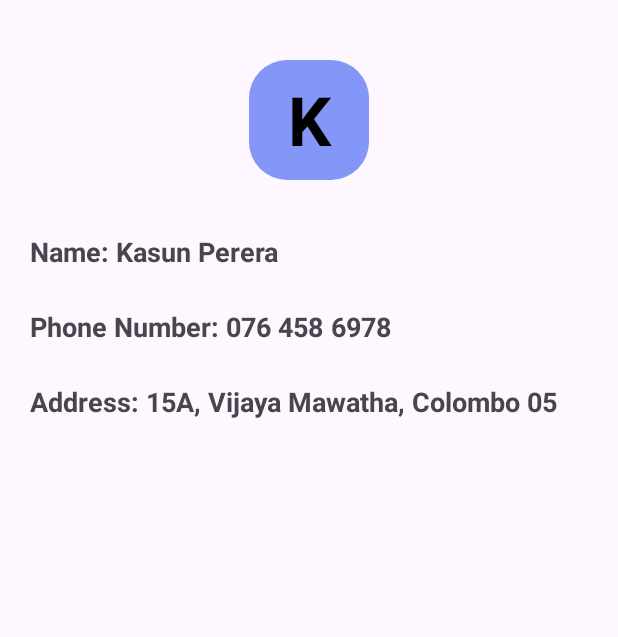
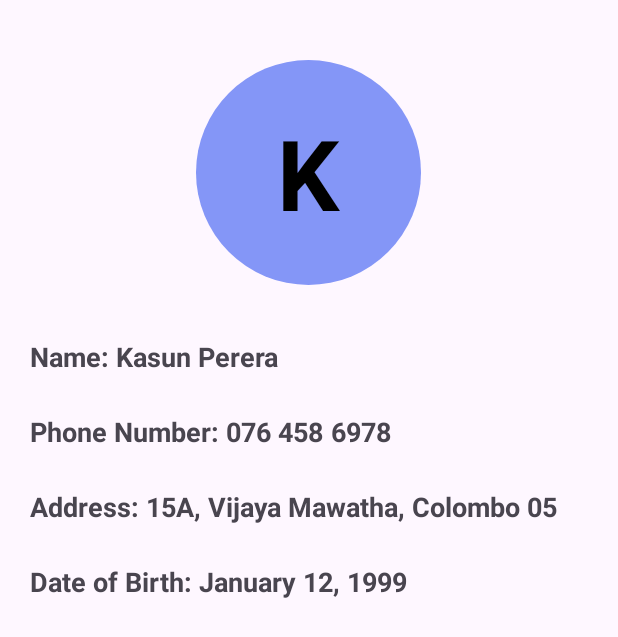
Before and after one commit to gschamika/Contacts-List-App, an Android app: the screen it shows after launch (ContactDetailsActivity), after a tap on an icon or button, on a phone screen of 412 x 824 dp. Shown: the top 637 px of the screen. Run offline under Robolectric (Android 15) with nearby library versions, the phone set to English and light mode, and no system bars.

Commit message:
change 7

```diff
--- a/app/src/main/java/com/example/contactslistapp/Contact.java
+++ b/app/src/main/java/com/example/contactslistapp/Contact.java
@@ -4,11 +4,13 @@ public class Contact {
     private String name;
     private String phoneNumber;
     private String address;
+    private String dob;
 
-    public Contact(String name, String phoneNumber, String address) {
+    public Contact(String name, String phoneNumber, String address, String dob) {
         this.name = name;
         this.phoneNumber = phoneNumber;
         this.address = address;
+        this.dob = dob;
     }
 
     public String getName() {
@@ -38,4 +40,12 @@ public class Contact {
     public Character getprofileLetter(){
         return name.charAt(0);
     }
+
+    public String getDob() {
+        return dob;
+    }
+
+    public void setDob(String dob) {
+        this.dob = dob;
+    }
 }
--- a/app/src/main/java/com/example/contactslistapp/ContactDetailsActivity.java
+++ b/app/src/main/java/com/example/contactslistapp/ContactDetailsActivity.java
@@ -5,9 +5,8 @@ import android.os.Bundle;
 import android.widget.TextView;
 
 public class ContactDetailsActivity extends AppCompatActivity {
-    private TextView profileLetter, viewName, viewPhone, viewAddress;
+    private TextView profileLetter, viewName, viewPhone, viewAddress, viewDob;
     private Bundle bundle;
-    private String message;
 
     @Override
     protected void onCreate(Bundle savedInstanceState) {
@@ -18,15 +17,18 @@ public class ContactDetailsActivity extends AppCompatActivity {
         String name = bundle.getString("name");
         String phoneNumber = bundle.getString("phoneNumber");
         String address = bundle.getString("address");
+        String dob = bundle.getString("dob");
 
         profileLetter = findViewById(R.id.profileLetter);
         viewName = findViewById(R.id.viewName);
         viewPhone = findViewById(R.id.viewPhone);
         viewAddress = findViewById(R.id.viewAddress);
+        viewDob = findViewById(R.id.viewDob);
 
         profileLetter.setText(name.substring(0, 1));
         viewName.setText("Name: " + name);
         viewPhone.setText("Phone Number: " + phoneNumber);
         viewAddress.setText("Address: " + address);
+        viewDob.setText("Date of Birth: " + dob);
     }
 }
--- a/app/src/main/java/com/example/contactslistapp/MainActivity.java
+++ b/app/src/main/java/com/example/contactslistapp/MainActivity.java
@@ -20,26 +20,26 @@ public class MainActivity extends AppCompatActivity {
 
         recyclerView = findViewById(R.id.recyclerViewContacts);
 
-        contactArrayList.add(new Contact("Kasun Perera", "076 458 6978", "15A, Vijaya Mawatha, Colombo 05"));
-        contactArrayList.add(new Contact("Lahiru Madhushan", "076 782 1458", "42, Sunil Place, Galle"));
-        contactArrayList.add(new Contact("Sithum Sampath", "071 236 1147", "7B, Mahinda Gardens, Kandy"));
-        contactArrayList.add(new Contact("Prasad Kalhara", "078 014 7854", "29, Ranasinghe Lane, Negombo"));
-        contactArrayList.add(new Contact("Navindu Pathum", "077 745 2236", "55/3, Senanayake Road, Anuradhapura"));
-        contactArrayList.add(new Contact("Dilmi Sachintha", "077 230 4060", "18, Fernando Street, Matara"));
-        contactArrayList.add(new Contact("Hasindu Dias", "071 555 7879", "103, Bandara Mawatha, Jaffna"));
-        contactArrayList.add(new Contact("Wasana Gamage", "076 478 9621", "6/2, Perera Place, Ratnapura"));
-        contactArrayList.add(new Contact("Kasuni Nimesha", "071 461 5596", "31A, Silva Lane, Kurunegala"));
-        contactArrayList.add(new Contact("Apsara Madumali", "078 336 4587", "88, Gunaratne Road, Badulla"));
-        contactArrayList.add(new Contact("Chamath Geeth", "077 714 5654", "12, Wickrama Mawatha, Polonnaruwa"));
-        contactArrayList.add(new Contact("Chamindu Peris", "077 123 7856", "3C, Fernando Gardens, Batticaloa"));
-        contactArrayList.add(new Contact("Anjana Hemal", "076 358 4040", "22/1, De Silva Avenue, Trincomalee"));
-        contactArrayList.add(new Contact("Dilki Hansika", "078 321 4562", "45, Perera Street, Nuwara Eliya"));
-        contactArrayList.add(new Contact("Amali Weerasinghe", "072 364 7921", "9/4, Rajapaksa Road, Ampara"));
-        contactArrayList.add(new Contact("Isuru Lakshan", "071 305 4786", "63, Mendis Lane, Hambantota"));
-        contactArrayList.add(new Contact("Nethmi Sanjana", "077 899 4531", "17A, Fernando Place, Kalutara"));
-        contactArrayList.add(new Contact("Nuwan Prasad", "076 789 6358", "8B, Perera Gardens, Matale"));
-        contactArrayList.add(new Contact("Rashmi Kalpana", "076 004 8931", "25, Gunasekara Road, Vavuniya"));
-        contactArrayList.add(new Contact("Lahiru Malshan", "071 796 1245", "77, Silva Mawatha, Puttalam"));
+        contactArrayList.add(new Contact("Kasun Perera", "076 458 6978", "15A, Vijaya Mawatha, Colombo 05", "January 12, 1999"));
+        contactArrayList.add(new Contact("Lahiru Madhushan", "076 782 1458", "42, Sunil Place, Galle", "March 5, 1998"));
+        contactArrayList.add(new Contact("Sithum Sampath", "071 236 1147", "7B, Mahinda Gardens, Kandy", "July 23, 1999"));
+        contactArrayList.add(new Contact("Prasad Kalhara", "078 014 7854", "29, Ranasinghe Lane, Negombo", "November 8, 1998"));
+        contactArrayList.add(new Contact("Navindu Pathum", "077 745 2236", "55/3, Senanayake Road, Anuradhapura", "April 17, 2000"));
+        contactArrayList.add(new Contact("Dilmi Sachintha", "077 230 4060", "18, Fernando Street, Matara", "August 29, 1998"));
+        contactArrayList.add(new Contact("Hasindu Dias", "071 555 7879", "103, Bandara Mawatha, Jaffna", "February 3, 1999"));
+        contactArrayList.add(new Contact("Wasana Gamage", "076 478 9621", "6/2, Perera Place, Ratnapura", "June 20, 1998"));
+        contactArrayList.add(new Contact("Kasuni Nimesha", "071 461 5596", "31A, Silva Lane, Kurunegala", "December 11, 1999"));
+        contactArrayList.add(new Contact("Apsara Madumali", "078 336 4587", "88, Gunaratne Road, Badulla", "May 6, 1998"));
+        contactArrayList.add(new Contact("Chamath Geeth", "077 714 5654", "12, Wickrama Mawatha, Polonnaruwa", "September 27, 1999"));
+        contactArrayList.add(new Contact("Chamindu Peris", "077 123 7856", "3C, Fernando Gardens, Batticaloa", "January 19, 2000"));
+        contactArrayList.add(new Contact("Anjana Hemal", "076 358 4040", "22/1, De Silva Avenue, Trincomalee", "March 14, 1998"));
+        contactArrayList.add(new Contact("Dilki Hansika", "078 321 4562", "45, Perera Street, Nuwara Eliya", "July 7, 1999"));
+        contactArrayList.add(new Contact("Amali Weerasinghe", "072 364 7921", "9/4, Rajapaksa Road, Ampara", "November 25, 1998"));
+        contactArrayList.add(new Contact("Isuru Lakshan", "071 305 4786", "63, Mendis Lane, Hambantota", "April 9, 2000"));
+        contactArrayList.add(new Contact("Nethmi Sanjana", "077 899 4531", "17A, Fernando Place, Kalutara", "August 2, 1998"));
+        contactArrayList.add(new Contact("Nuwan Prasad", "076 789 6358", "8B, Perera Gardens, Matale", "February 23, 1999"));
+        contactArrayList.add(new Contact("Rashmi Kalpana", "076 004 8931", "25, Gunasekara Road, Vavuniya", "June 15, 1998"));
+        contactArrayList.add(new Contact("Lahiru Malshan", "071 796 1245", "77, Silva Mawatha, Puttalam", "October 4, 1999"));
 
         recyclerView.setLayoutManager(new LinearLayoutManager(this));
         adapter = new RecyclerViewAdapter(contactArrayList, this);
--- a/app/src/main/java/com/example/contactslistapp/RecyclerViewAdapter.java
+++ b/app/src/main/java/com/example/contactslistapp/RecyclerViewAdapter.java
@@ -41,9 +41,11 @@ public class RecyclerViewAdapter extends RecyclerView.Adapter <RecyclerViewAdapt
                 String name = contactArrayList.get(position).getName();
                 String phoneNumber = contactArrayList.get(position).getPhoneNumber();
                 String address = contactArrayList.get(position).getAddress();
+                String dob = contactArrayList.get(position).getDob();
                 intent.putExtra("name", name);
                 intent.putExtra("phoneNumber", phoneNumber);
                 intent.putExtra("address", address);
+                intent.putExtra("dob", dob);
                 context.startActivity(intent);
             }
         });
@@ -61,17 +63,6 @@ public class RecyclerViewAdapter extends RecyclerView.Adapter <RecyclerViewAdapt
             profileLetter = itemView.findViewById(R.id.profileLetter);
             name = itemView.findViewById(R.id.name);
             phone = itemView.findViewById(R.id.phone);
-
-            itemView.setOnClickListener(new View.OnClickListener() {
-                @Override
-                public void onClick(View v) {
-                    int position = getBindingAdapterPosition();
-                    Intent intent = new Intent(context, ContactDetailsActivity.class);
-                    String value = String.valueOf(contactArrayList.get(position));
-                    intent.putExtra("name", value);
-                    context.startActivity(intent);
-                }
-            });
         }
     }
 }
--- a/app/src/main/res/drawable/custom_background.xml
+++ b/app/src/main/res/drawable/custom_background.xml
@@ -1,6 +1,6 @@
 <?xml version="1.0" encoding="utf-8"?>
 <shape xmlns:android="http://schemas.android.com/apk/res/android" android:shape="rectangle">
-    <corners android:radius="25dp"/>
+    <corners android:radius="500dp"/>
     <solid android:color="#8496F7"/>
 
 </shape>
--- a/app/src/main/res/layout/activity_contact_details.xml
+++ b/app/src/main/res/layout/activity_contact_details.xml
@@ -11,13 +11,13 @@
 
         <TextView
             android:id="@+id/profileLetter"
-            android:layout_width="80dp"
-            android:layout_height="80dp"
+            android:layout_width="150dp"
+            android:layout_height="150dp"
             android:background="@drawable/custom_background"
             android:gravity="center"
             android:text="A"
             android:textColor="@color/black"
-            android:textSize="45dp"
+            android:textSize="65dp"
             android:textStyle="bold"
             android:layout_marginTop="40dp"
             android:layout_gravity="center"/>
@@ -54,5 +54,16 @@
             android:layout_marginTop="25dp"
             android:textStyle="bold"
             android:textSize="18dp"/>
+
+        <TextView
+            android:id="@+id/viewDob"
+            android:layout_width="match_parent"
+            android:layout_height="wrap_content"
+            android:text="Date of Birth: "
+            android:layout_marginLeft="20dp"
+            android:layout_marginRight="20dp"
+            android:layout_marginTop="25dp"
+            android:textStyle="bold"
+            android:textSize="18dp"/>
     </LinearLayout>
 </RelativeLayout>
```
